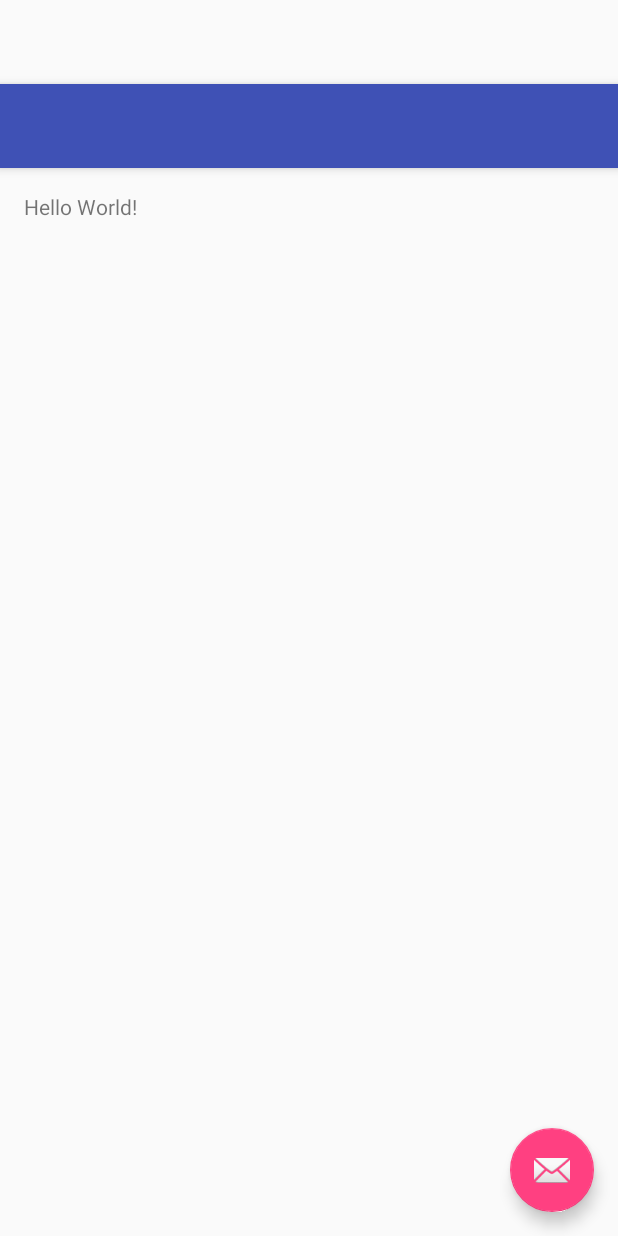
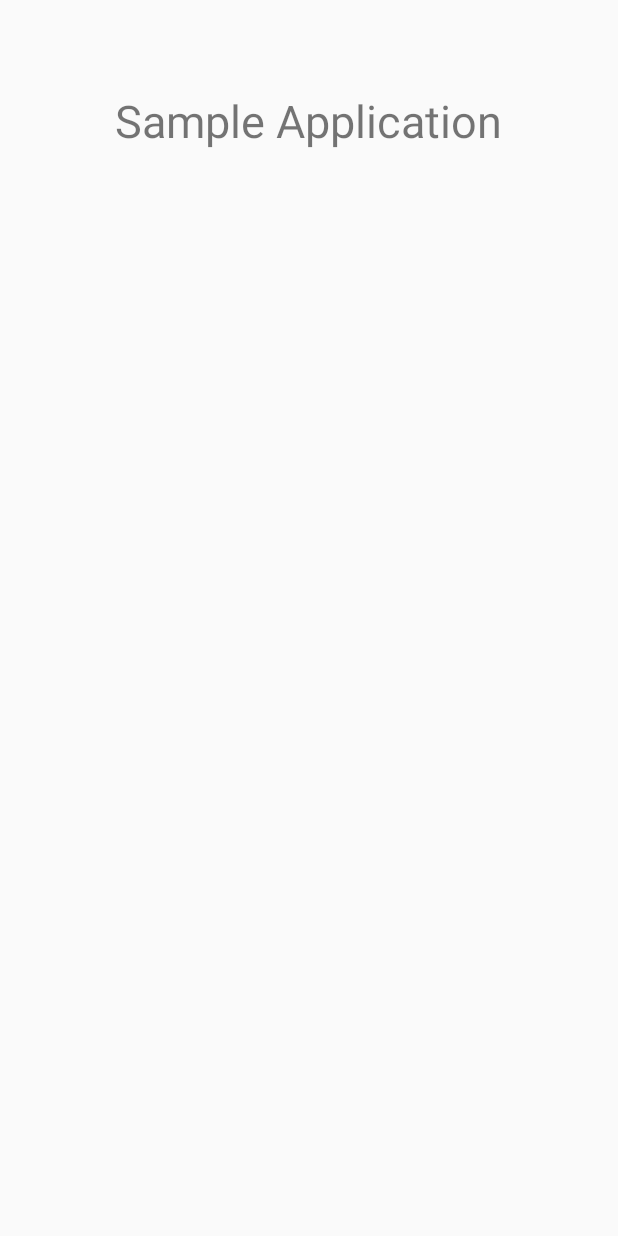
Before and after one commit to vbk114/sample, an Android app: the layout activity_main.xml on its own in the app's theme, with its tools: preview values and no code run, on a phone screen of 412 x 824 dp. Run offline under Robolectric (Android 15) with nearby library versions, the phone set to English and light mode, and no system bars.

Commit message:
Update activity_main.xml

```diff
--- a/app/src/main/res/layout/activity_main.xml
+++ b/app/src/main/res/layout/activity_main.xml
@@ -1,34 +1,15 @@
 <?xml version="1.0" encoding="utf-8"?>
-<android.support.design.widget.CoordinatorLayout xmlns:android="http://schemas.android.com/apk/res/android"
-    xmlns:app="http://schemas.android.com/apk/res-auto"
-    xmlns:tools="http://schemas.android.com/tools"
+<LinearLayout xmlns:android="http://schemas.android.com/apk/res/android"
     android:layout_width="match_parent"
     android:layout_height="match_parent"
-    android:fitsSystemWindows="true"
-    tools:context="com.example.sampleapp.MainActivity">
+    android:orientation="vertical">
 
-    <android.support.design.widget.AppBarLayout
-        android:layout_width="match_parent"
-        android:layout_height="wrap_content"
-        android:theme="@style/AppTheme.AppBarOverlay">
-
-        <android.support.v7.widget.Toolbar
-            android:id="@+id/toolbar"
-            android:layout_width="match_parent"
-            android:layout_height="?attr/actionBarSize"
-            android:background="?attr/colorPrimary"
-            app:popupTheme="@style/AppTheme.PopupOverlay" />
-
-    </android.support.design.widget.AppBarLayout>
-
-    <include layout="@layout/content_main" />
-
-    <android.support.design.widget.FloatingActionButton
-        android:id="@+id/fab"
+    <TextView
+        android:id="@+id/textView"
+        android:text="Sample Application"
+        android:layout_gravity="center"
+        android:layout_marginTop="60dp"
+        android:textSize="30dp"
         android:layout_width="wrap_content"
-        android:layout_height="wrap_content"
-        android:layout_gravity="bottom|end"
-        android:layout_margin="@dimen/fab_margin"
-        android:src="@android:drawable/ic_dialog_email" />
-
-</android.support.design.widget.CoordinatorLayout>
+        android:layout_height="wrap_content" />
+</LinearLayout>
```
